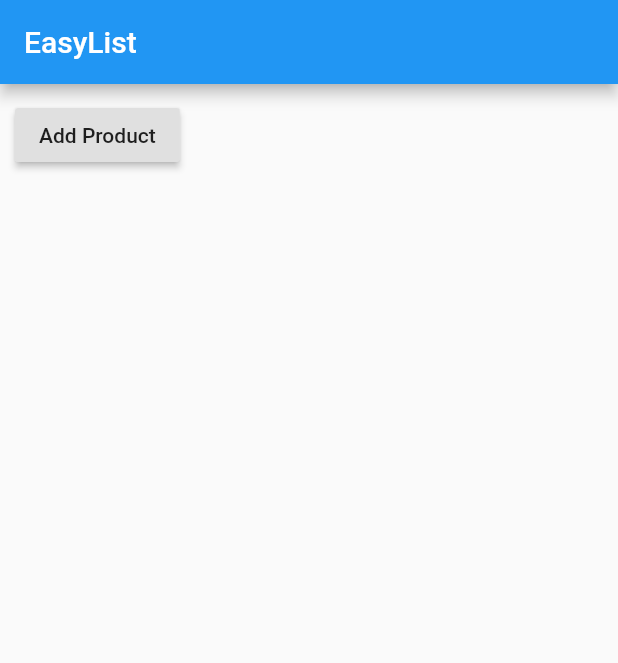
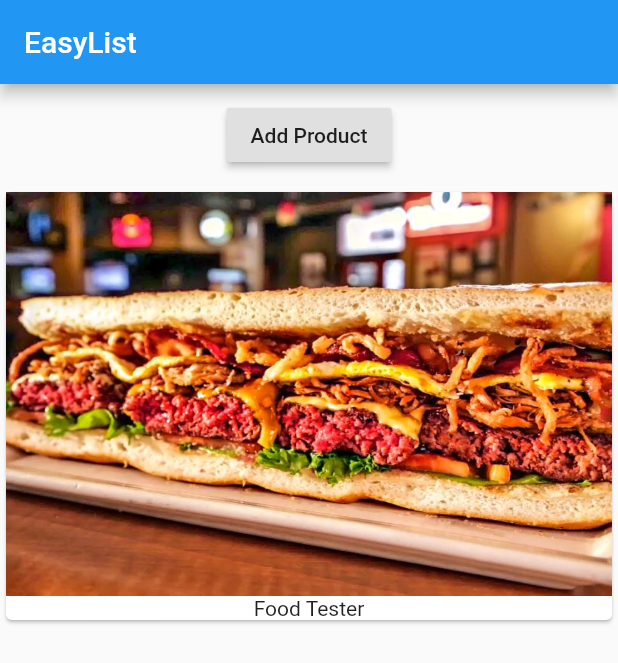
Before and after one commit to kaaabooom/crazy_alarm, a Flutter app: the screen it shows after launch, on a phone screen of 412 x 824 dp. Shown: the top 663 px of the screen. Run offline on Flutter 3.47's test engine with Material 2 defaults, Android fonts, the phone set to English and light mode, and no system bars.

Commit message:
Initial refactor

```diff
--- a/lib/main.dart
+++ b/lib/main.dart
@@ -1,17 +1,10 @@
 import 'package:flutter/material.dart';
+
+import './product_manager.dart';
 
 void main() => runApp(MyApp());
 
-class MyApp extends StatefulWidget {
-  @override
-  State<StatefulWidget> createState() {
-    // TODO: implement createState
-    return _MyAppState();
-  }
-}
-
-class _MyAppState extends State<MyApp>{
-  List<String> _products = ['Food Tester'];
+class MyApp extends StatelessWidget {
   @override
   Widget build(BuildContext context) {
     return MaterialApp(
@@ -19,21 +12,7 @@ class _MyAppState extends State<MyApp>{
         appBar: AppBar(
           title: Text('EasyList'),
         ),
-        body: Column(
-          children: [
-            Container(
-              margin: EdgeInsets.all(10.0),
-              child: RaisedButton(
-                onPressed: (){
-                  setState(() {
-                    _products.add('Advanced Food Tester');
-                  });
-                },
-                child:Text('Add Product'),
-              )
-            ),
-          ]
-        )
+        body: ProductManager(),
       )
     );
   }
--- a/lib/product_manager.dart
+++ b/lib/product_manager.dart
@@ -1,6 +1,31 @@
 import 'package:flutter/material.dart';
+
+import './products.dart';
 
 class ProductManager extends StatefulWidget {
   @override
-  State<>
+  State<StatefulWidget> createState() {
+    return _ProductManagerState();
+  }
 }
+
+class _ProductManagerState extends State<ProductManager> {
+  List<String> _products = ['Food Tester'];
+
+  @override
+  Widget build(BuildContext context) {
+    return Column(children: [Container(
+      margin: EdgeInsets.all(10.0),
+      child: RaisedButton(
+        onPressed: () {
+          setState(() {
+            _products.add('Advanced Food Tester');
+          });
+        },
+        child: Text('Add Product'),
+      )
+    ),
+    Products(_products),
+    ]);
+  }
+}
--- a/lib/products.dart
+++ b/lib/products.dart
@@ -1,7 +1,7 @@
 import 'package:flutter/material.dart';
 
 class Products extends StatelessWidget {
-  List<String> products;
+  final List<String> products;
 
   Products(this.products);
 
@@ -9,14 +9,16 @@ class Products extends StatelessWidget {
   Widget build(BuildContext context) {
     return Column(
       children: products
-            .map((element) => Card(
+        .map(
+          (element) => Card(
             child: Column(
               children: <Widget>[
                 Image.asset('assets/food.jpg'),
                 Text(element)
               ],
             ),
-                ))
-            .toList());
+        )
+      ).toList()
+    );
   }
 }
```
Lines whose indentation alone changed are shown as unchanged.
